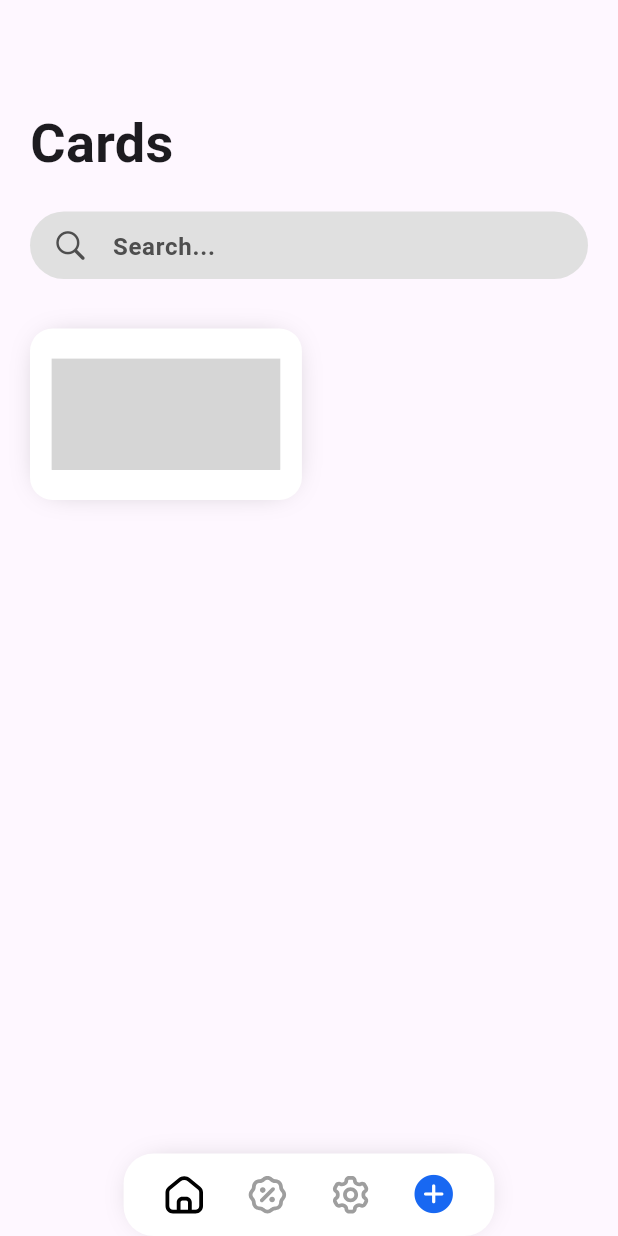
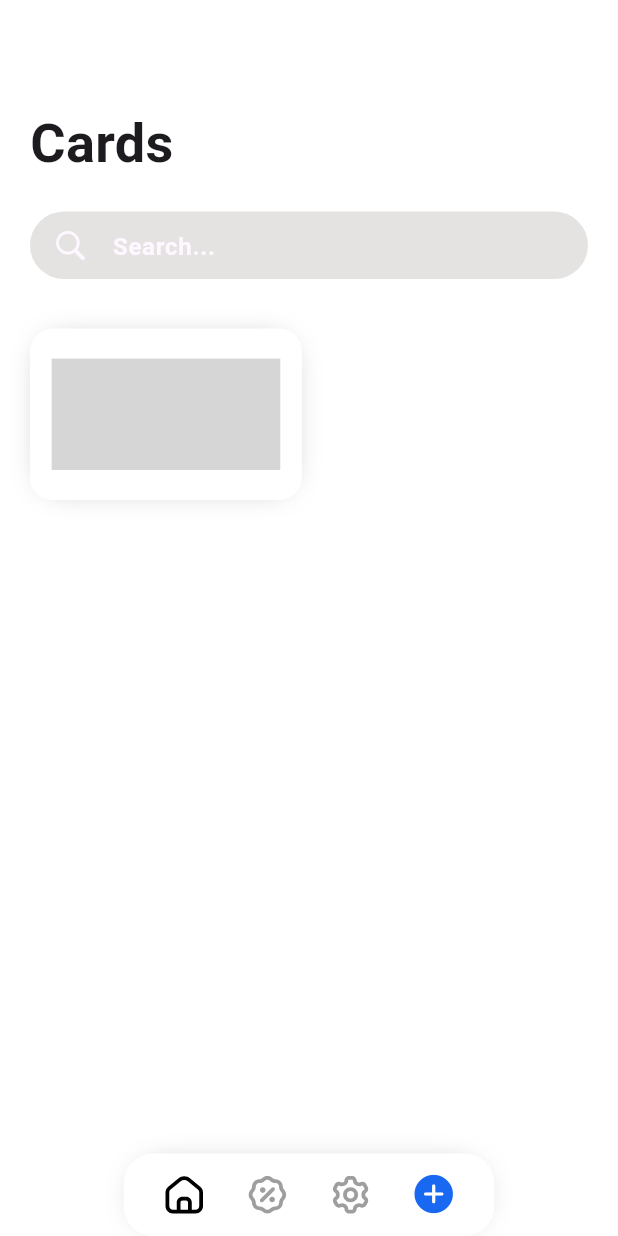
Before and after one commit to stanciugabriel/stash, a Flutter app: the screen it shows after launch, on a phone screen of 412 x 824 dp. Run offline on Flutter 3.47's test engine with Material 3 defaults, Android fonts, the light colour scheme and no system bars; drawn by our look-alikes of cached_network_image; our stand-ins replace barcode_widget, camera, flutter_svg, glass, in_app_review, package_info_plus and 3 more; missing offline and left inert: cached_network_svg_image, google_mlkit_barcode_scanning, haptic_feedback, mesh_gradient, screen_brightness; network calls fail; Roboto replaces fonts that are missing (SFProRounded); grey boxes are pictures that could not be loaded.

Commit message:
Added support for dark mode

```diff
--- a/lib/card_modal.dart
+++ b/lib/card_modal.dart
@@ -30,7 +30,6 @@ class CardModal extends StatefulWidget {
       showModalBottomSheet(
           isScrollControlled: true,
           context: context,
-          backgroundColor: Colors.white,
           shape: const RoundedRectangleBorder(
             borderRadius: BorderRadius.only(
               topLeft: Radius.circular(15),
--- a/lib/homepage.dart
+++ b/lib/homepage.dart
@@ -1,5 +1,6 @@
 import 'package:cached_network_image/cached_network_image.dart';
 import 'package:cached_network_svg_image/cached_network_svg_image.dart';
+import 'package:cardnest/providers/theme_provider.dart';
 import 'package:flutter/cupertino.dart';
 import 'package:flutter/material.dart';
 import 'package:provider/provider.dart';
@@ -69,7 +70,7 @@ class _HomepageState extends State<Homepage> {
                   child: Container(
                     height: 45,
                     decoration: BoxDecoration(
-                      color: const Color.fromARGB(255, 224, 224, 224),
+                      color: Theme.of(context).shadowColor,
                       borderRadius: BorderRadius.circular(40),
                     ),
                     child: Padding(
@@ -77,14 +78,16 @@ class _HomepageState extends State<Homepage> {
                       child: TextField(
                         controller: _searchController,
                         decoration: InputDecoration(
-                          icon: Icon(CupertinoIcons.search,
-                              color: Color(0xFF4E4E4E)),
+                          icon: Icon(
+                            CupertinoIcons.search,
+                            color: Theme.of(context).cardColor,
+                          ),
                           hintText: "Search...",
                           hintStyle: TextStyle(
                             fontFamily: 'SFProRounded',
                             fontWeight: FontWeight.w600,
                             fontSize: 16,
-                            color: Color(0xFF4E4E4E),
+                            color: Theme.of(context).cardColor,
                           ),
                           border: InputBorder.none,
                         ),
--- a/lib/navbar.dart
+++ b/lib/navbar.dart
@@ -52,7 +52,7 @@ class _NavBarState extends State<NavBar> {
                 width: MediaQuery.of(context).size.width * 0.6,
                 decoration: BoxDecoration(
                   borderRadius: BorderRadius.circular(20),
-                  color: Colors.white,
+                  color: Theme.of(context).disabledColor,
                   boxShadow: [
                     BoxShadow(
                       color: Colors.black26,
@@ -73,7 +73,9 @@ class _NavBarState extends State<NavBar> {
                       child: SvgPicture.asset(
                         "assets/icons/home.svg",
                         height: 30,
-                        color: _selectedIndex == 0 ? Colors.black : Colors.grey,
+                        color: _selectedIndex == 0
+                            ? Theme.of(context).primaryColor
+                            : Colors.grey,
                       ),
                     ),
                     GestureDetector(
@@ -83,7 +85,9 @@ class _NavBarState extends State<NavBar> {
                       child: SvgPicture.asset(
                         "assets/icons/percent.svg",
                         height: 30,
-                        color: _selectedIndex == 1 ? Colors.black : Colors.grey,
+                        color: _selectedIndex == 1
+                            ? Theme.of(context).primaryColor
+                            : Colors.grey,
                       ),
                     ),
                     GestureDetector(
@@ -93,7 +97,9 @@ class _NavBarState extends State<NavBar> {
                       child: SvgPicture.asset(
                         "assets/icons/settings.svg",
                         height: 30,
-                        color: _selectedIndex == 2 ? Colors.black : Colors.grey,
+                        color: _selectedIndex == 2
+                            ? Theme.of(context).primaryColor
+                            : Colors.grey,
                       ),
                     ),
                     GestureDetector(
--- /dev/null
+++ b/lib/providers/theme_provider.dart
@@ -0,0 +1,80 @@
+import 'package:flutter/material.dart';
+import 'package:flutter/scheduler.dart';
+import 'package:shared_preferences/shared_preferences.dart';
+
+class ThemeProvider with ChangeNotifier {
+  ThemeData _themeData;
+  String _selectedScheme = 'System';
+
+  bool get isDarkMode => _themeData == ThemeData.dark();
+
+  ThemeProvider(this._themeData);
+
+  ThemeData get themeData => _themeData;
+  String get selectedScheme => _selectedScheme;
+
+  static const String _themeKey = 'theme_mode';
+
+  Future<void> initialize() async {
+    final prefs = await SharedPreferences.getInstance();
+    final themeMode = prefs.getString(_themeKey) ?? 'System';
+
+    final brightness = SchedulerBinding.instance.window.platformBrightness;
+    if (themeMode == 'Dark') {
+      _themeData = darkTheme;
+    } else if (themeMode == 'Light') {
+      _themeData = lightTheme;
+    } else {
+      _themeData = brightness == Brightness.dark ? darkTheme : lightTheme;
+    }
+    notifyListeners();
+  }
+
+  Future<void> setSystemTheme() async {
+    final brightness = SchedulerBinding.instance.window.platformBrightness;
+    _themeData = brightness == Brightness.dark ? darkTheme : lightTheme;
+    _selectedScheme = 'System';
+    await _saveTheme('System');
+    notifyListeners();
+  }
+
+  Future<void> setLightTheme() async {
+    _themeData = lightTheme;
+    _selectedScheme = 'Light';
+    await _saveTheme('Light');
+    notifyListeners();
+  }
+
+  Future<void> setDarkTheme() async {
+    _themeData = darkTheme;
+    _selectedScheme = 'Dark';
+    await _saveTheme('Dark');
+    notifyListeners();
+  }
+
+  Future<void> _saveTheme(String themeMode) async {
+    final prefs = await SharedPreferences.getInstance();
+    await prefs.setString(_themeKey, themeMode);
+  }
+}
+
+final ThemeData lightTheme = ThemeData(
+  brightness: Brightness.light,
+  primaryColor: Colors.black,
+  primaryColorDark: Colors.white,
+  shadowColor: Color(0xFFE5E2E2),
+  disabledColor: Colors.white, //used for navbar
+  scaffoldBackgroundColor: Colors.white,
+  bottomSheetTheme: BottomSheetThemeData(backgroundColor: Colors.white),
+);
+
+final ThemeData darkTheme = ThemeData(
+  brightness: Brightness.dark,
+  primaryColor: Colors.white,
+  primaryColorDark: Colors.black,
+  shadowColor: Color(0xFF141414),
+  disabledColor: Color(0xFF141414),
+  scaffoldBackgroundColor: Colors.black,
+  cardColor: Color(0xFF545357), //used for text on grey background
+  bottomSheetTheme: BottomSheetThemeData(backgroundColor: Color(0xFF141414)),
+);
```
Also changed, not shown: lib/appearance_modal.dart (added, +215 -0 lines), lib/main.dart (+17 -9 lines), lib/notifications_modal.dart (added, +84 -0 lines), lib/rewards.dart (+12 -6 lines), lib/settings.dart (+15 -3 lines), 1 other file.
